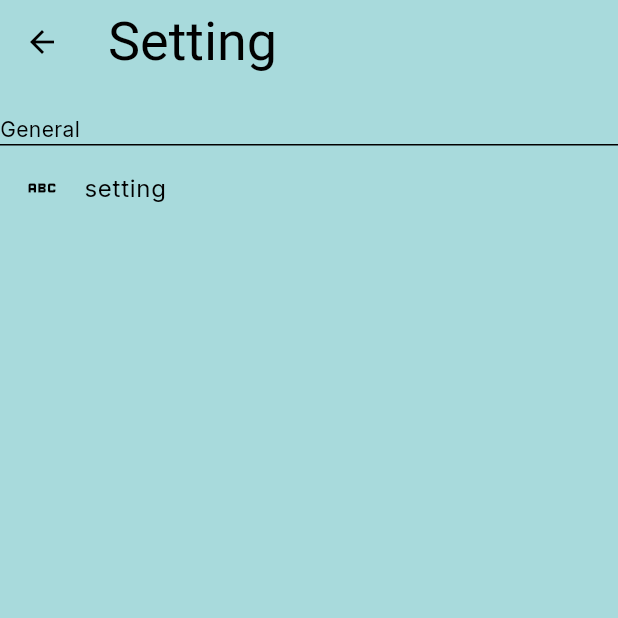
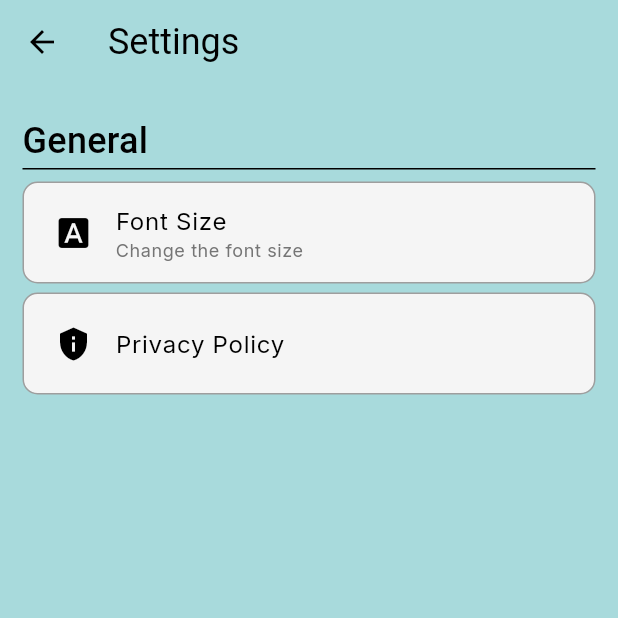
Before and after one commit to 2STYNe/Flashcard-App-with-Flutter, a Flutter app: the SettingPage screen opened by its route, on a phone screen of 412 x 824 dp, the top half of it. Run offline on Flutter 3.47's test engine with Material 3 defaults, Android fonts, the light colour scheme and no system bars; our stand-ins replace google_fonts.

Commit message:
Made a settings tile component and connected settings page with drawer

```diff
--- /dev/null
+++ b/lib/components/settings_tile.dart
@@ -0,0 +1,49 @@
+import 'package:flutter/material.dart';
+
+class SettingsTile extends StatelessWidget {
+  final IconData icon;
+  final String settingTitle;
+  final String settingDesc;
+  const SettingsTile({
+    super.key,
+    required this.icon,
+    required this.settingTitle,
+    this.settingDesc = "",
+  });
+
+  @override
+  Widget build(BuildContext context) {
+    return GestureDetector(
+      onTap: () {},
+      child: Container(
+        padding: const EdgeInsets.all(5),
+        margin: const EdgeInsets.symmetric(vertical: 3),
+        decoration: BoxDecoration(
+          border: Border.all(
+            color: Colors.grey,
+          ),
+          borderRadius: BorderRadius.circular(10),
+          color: Theme.of(context).colorScheme.outline,
+        ),
+        child: ListTile(
+          leading: Icon(icon),
+          title: settingDesc != ""
+              ? Column(
+                  crossAxisAlignment: CrossAxisAlignment.start,
+                  children: [
+                    Text(settingTitle),
+                    Text(
+                      settingDesc,
+                      style: Theme.of(context)
+                          .textTheme
+                          .bodySmall
+                          ?.copyWith(color: Colors.grey[600]),
+                    ),
+                  ],
+                )
+              : Text(settingTitle),
+        ),
+      ),
+    );
+  }
+}
--- a/lib/main.dart
+++ b/lib/main.dart
@@ -19,7 +19,7 @@ class MyApp extends StatelessWidget {
       darkTheme: FAppTheme.darkTheme,
       themeMode: ThemeMode.light,
       routes: {
-        "/": (context) => const SettingPage(),
+        "/": (context) => const HomePage(),
         "/settings": (context) => const SettingPage(),
         "/collection": (context) => const CollectionPage(),
       },
--- a/lib/pages/home_page.dart
+++ b/lib/pages/home_page.dart
@@ -12,10 +12,9 @@ class HomePage extends StatelessWidget {
       appBar: AppBar(
         actions: const [Icon(Icons.more_vert)],
       ),
-
       drawer: const FDrawer(),
-      body: const Column(
-        children: [
+      body: ListView(
+        children: const [
           CollectionCard(),
           CollectionCard(),
           CollectionCard(),
--- a/lib/pages/setting_page.dart
+++ b/lib/pages/setting_page.dart
@@ -1,3 +1,4 @@
+import 'package:flashcard_app_with_flutter/components/settings_tile.dart';
 import 'package:flutter/cupertino.dart';
 import 'package:flutter/material.dart';
 import 'package:flutter/widgets.dart';
@@ -9,28 +10,39 @@ class SettingPage extends StatelessWidget {
   Widget build(BuildContext context) {
     return Scaffold(
       appBar: AppBar(
-        title: Text("Setting"),
+        title: Text(
+          "Settings",
+        ),
       ),
       body: Container(
+        padding: const EdgeInsets.symmetric(horizontal: 15),
         child: Column(
           crossAxisAlignment: CrossAxisAlignment.start,
           children: [
-            SizedBox(
+            const SizedBox(
               height: 20,
             ),
-            Text("General"),
-            Divider(
+            Text(
+              "General",
+              style: Theme.of(context).textTheme.titleMedium,
+            ),
+            const Divider(
               height: 1,
               color: Colors.black,
             ),
-            Column(children: [
-              ListTile(
-                shape: RoundedRectangleBorder( borderRadius: BorderRadius.circular(8.0)) ,
-                hoverColor: Colors.grey,
-                leading: Icon(Icons.abc),
-                title: Text("setting"),
+            const SizedBox(
+              height: 5,
+            ),
+            const Column(children: [
+              SettingsTile(
+                icon: Icons.font_download,
+                settingTitle: "Font Size",
+                settingDesc: "Change the font size",
               ),
-
+              SettingsTile(
+                icon: Icons.privacy_tip,
+                settingTitle: "Privacy Policy",
+              ),
             ])
           ],
         ),
--- a/lib/themes/appbar_theme.dart
+++ b/lib/themes/appbar_theme.dart
@@ -1,10 +1,12 @@
+import 'package:flashcard_app_with_flutter/themes/text_theme.dart';
 import 'package:flutter/material.dart';
 
 class FAppBarTheme {
   FAppBarTheme._();
 
-  static AppBarTheme lightTheme = const AppBarTheme(
+  static AppBarTheme lightTheme = AppBarTheme(
     backgroundColor: Colors.transparent,
+    titleTextStyle: FTextTheme.lightTheme.titleMedium,
     elevation: 0,
   );
 }
```
Also changed, not shown: lib/components/drawer.dart (+15 -8 lines), lib/pages/collections_page.dart (+9 -1 lines), 1 other file.
